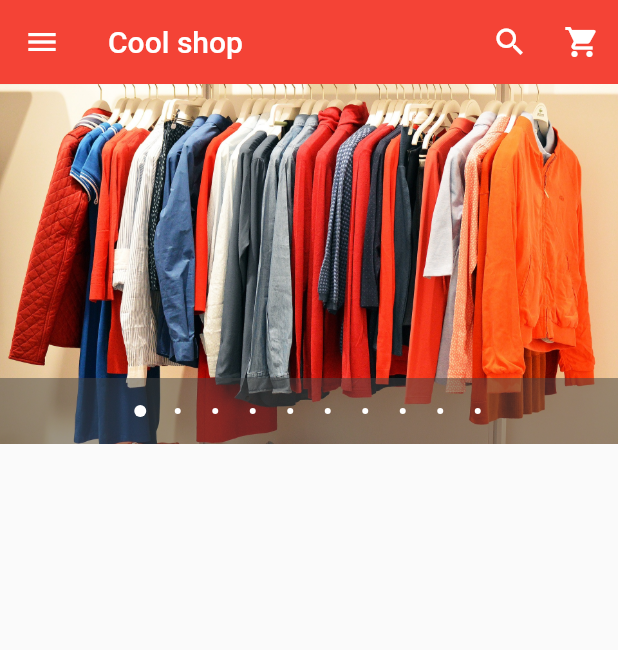
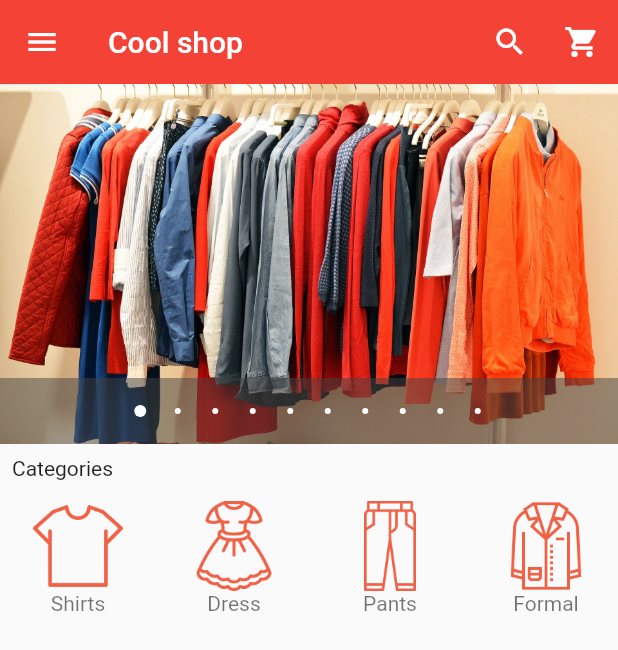
Before and after one commit to armdev19/E-commerce-app, a Flutter app: the screen it shows after launch, on a phone screen of 412 x 824 dp. Shown: the top 650 px of the screen. Run offline on Flutter 3.47's test engine with Material 2 defaults, Android fonts, the light colour scheme and no system bars; drawn by our look-alikes of carousel_pro.

Commit message:
Created categories

```diff
--- /dev/null
+++ b/lib/components/HorizontalListView.dart
@@ -0,0 +1,80 @@
+import 'package:flutter/material.dart';
+
+class HorizontalListView extends StatelessWidget {
+  @override
+  Widget build(BuildContext context) {
+    return Container(
+      height: 80.0,
+      child: ListView(
+        scrollDirection: Axis.horizontal,
+        children: <Widget>[
+          Category(
+            mImageLocation: 'images/categories/ic_shirts.png',
+            mImageCaption: 'Shirts',
+          ),
+
+          Category(
+            mImageLocation: 'images/categories/ic_dress.png',
+            mImageCaption: 'Dress',
+          ),
+
+          Category(
+            mImageLocation: 'images/categories/ic_pants.png',
+            mImageCaption: 'Pants',
+          ),
+
+          Category(
+            mImageLocation: 'images/categories/ic_formal.png',
+            mImageCaption: 'Formal',
+          ),
+
+          Category(
+            mImageLocation: 'images/categories/ic_informal.png',
+            mImageCaption: 'Informal',
+          ),
+
+          Category(
+            mImageLocation: 'images/categories/ic_shoes.png',
+            mImageCaption: 'Shoes',
+          ),
+
+          Category(
+            mImageLocation: 'images/categories/ic_accessories.png',
+            mImageCaption: 'Other',
+          ),
+        ],
+      ),
+    );
+  }
+}
+
+class Category extends StatelessWidget {
+  final String mImageLocation;
+  final String mImageCaption;
+
+  Category({this.mImageLocation, this.mImageCaption});
+
+  @override
+  Widget build(BuildContext context) {
+    return Padding(
+      padding: const EdgeInsets.all(2.0),
+      child: InkWell(
+        onTap: () {},
+        child: Container(
+          width: 100.0,
+          child: ListTile(
+            title: Image.asset(
+              mImageLocation,
+              width: 60.0,
+              height: 60.0,
+            ),
+            subtitle: Container(
+              alignment: Alignment.topCenter,
+              child: Text(mImageCaption),
+            )
+          ),
+        ),
+      ),
+    );
+  }
+}
--- a/lib/main.dart
+++ b/lib/main.dart
@@ -1,5 +1,6 @@
 import 'package:flutter/material.dart';
 import 'package:carousel_pro/carousel_pro.dart';
+import 'package:ecommerceapp/components/HorizontalListView.dart';
 
 void main() {
   runApp(MaterialApp(
@@ -146,7 +147,15 @@ class _HomePageState extends State<HomePage> {
 
       body: new ListView(
         children: <Widget>[
-          mImageCarousel
+          // image carousel
+          mImageCarousel,
+          // padding widget
+          new Padding(padding: const EdgeInsets.all(8.0),
+         child: new Text("Categories"),),
+
+          // Horizontal ListView
+          HorizontalListView(),
+
         ],
       ),
     );
--- a/pubspec.yaml
+++ b/pubspec.yaml
@@ -38,5 +38,6 @@ flutter:
   assets:
     - images/
     - images/carousel/
+    - images/categories/
 
   uses-material-design: true
```
Also changed, not shown: images/categories/ic_accessories.png (added), images/categories/ic_dress.png (added), images/categories/ic_formal.png (added), images/categories/ic_informal.png (added), images/categories/ic_pants.png (added), images/categories/ic_shirts.png (added), images/categories/ic_shoes.png (added).
